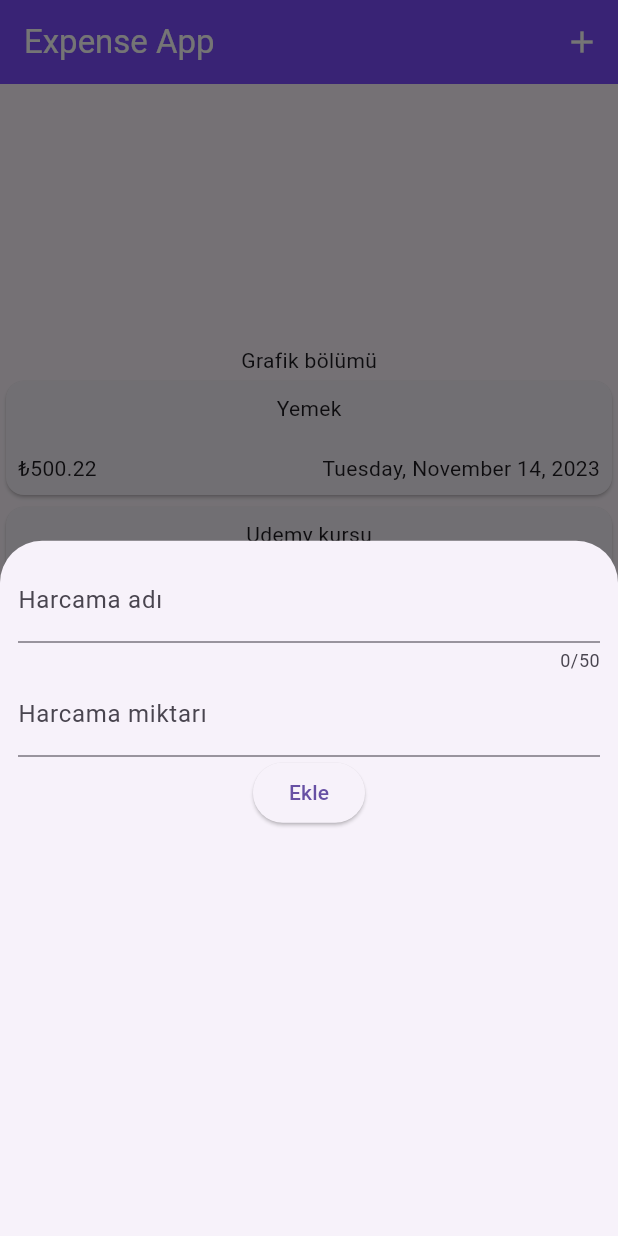
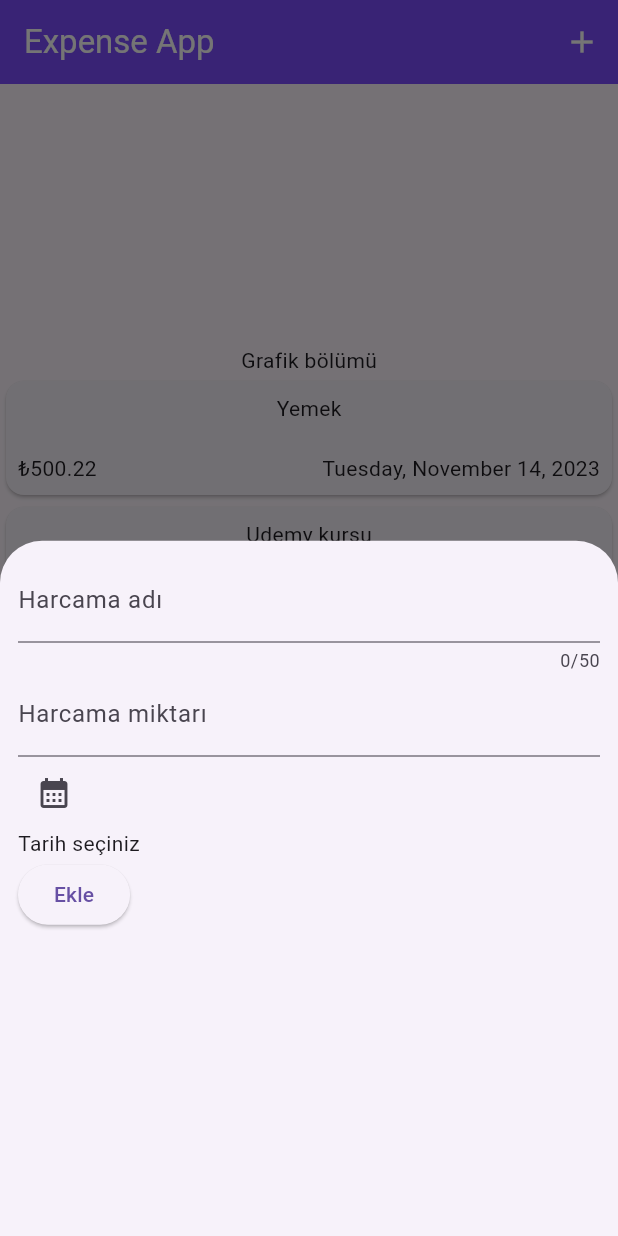
Before and after one commit to berkeercin/tobeto-expenseapp, a Flutter app: the screen it shows after launch, after a tap on the "add" icon, on a phone screen of 412 x 824 dp. Run offline on Flutter 3.47's test engine with Material 2 defaults, Android fonts, the phone set to English and light mode, and no system bars.

Commit message:
14.11.2023 tarihli workshop ödevi.

```diff
--- a/lib/main.dart
+++ b/lib/main.dart
@@ -1,4 +1,3 @@
-import 'package:expenseapp/pages/expenses_page.dart';
 import 'package:expenseapp/pages/main_page.dart';
 import 'package:flutter/material.dart';
 
@@ -6,6 +5,3 @@ void main() {
   runApp(MaterialApp(
       theme: ThemeData(useMaterial3: true), home: const MainPage()));
 }
-
-
-// modelleme
--- a/lib/pages/main_page.dart
+++ b/lib/pages/main_page.dart
@@ -1,3 +1,5 @@
+// ignore_for_file: library_private_types_in_public_api
+
 import 'package:expenseapp/pages/expenses_page.dart';
 import 'package:expenseapp/widgets/new_expense.dart';
 import 'package:flutter/material.dart';
@@ -23,7 +25,7 @@ class _MainPageState extends State<MainPage> {
                 showModalBottomSheet(
                     context: context,
                     builder: (ctx) {
-                      return NewExpense();
+                      return const NewExpense();
                     });
               },
               icon: const Icon(Icons.add))
--- a/lib/widgets/expense_item.dart
+++ b/lib/widgets/expense_item.dart
@@ -20,8 +20,7 @@ class ExpenseItem extends StatelessWidget {
               children: [
                 Text("₺${expense.price.toStringAsFixed(2)}"),
                 const Spacer(),
-                Text(DateFormat.yMMMMEEEEd()
-                    .format(expense.date)) // TODO: Format Date
+                Text(DateFormat.yMMMMEEEEd().format(expense.date))
               ],
             )
           ],
--- a/lib/widgets/new_expense.dart
+++ b/lib/widgets/new_expense.dart
@@ -1,4 +1,7 @@
+// ignore_for_file: library_private_types_in_public_api
+
 import 'package:flutter/material.dart';
+import 'package:intl/intl.dart';
 
 class NewExpense extends StatefulWidget {
   const NewExpense({Key? key}) : super(key: key);
@@ -8,31 +11,55 @@ class NewExpense extends StatefulWidget {
 }
 
 class _NewExpenseState extends State<NewExpense> {
-  var _expenseNameController = TextEditingController();
-  var _expensePriceControler = TextEditingController();
+  final _expenseNameController = TextEditingController();
+  final _expensePriceControler = TextEditingController();
+  String dateText = "Tarih seçiniz";
   @override
   Widget build(BuildContext context) {
-    return Container(
+    return SizedBox(
       height: double.infinity,
       width: double.infinity,
       child: Padding(
         padding: const EdgeInsets.all(12.0),
         child: Column(
+          crossAxisAlignment: CrossAxisAlignment.start,
           children: [
             TextField(
               controller: _expenseNameController,
               maxLength: 50,
-              decoration: InputDecoration(labelText: "Harcama adı"),
+              decoration: const InputDecoration(labelText: "Harcama adı"),
             ),
             TextField(
               controller: _expensePriceControler,
               keyboardType: TextInputType.number,
-              decoration: InputDecoration(labelText: "Harcama miktarı"),
+              decoration: const InputDecoration(labelText: "Harcama miktarı"),
             ),
+            IconButton(
+                padding: EdgeInsets.zero,
+                onPressed: () async {
+                  DateTime now = DateTime.now();
+                  DateTime year = checkDate();
+                  DateTime? selected = await showDatePicker(
+                      context: context,
+                      initialDate: now,
+                      firstDate: year,
+                      lastDate: now);
+                  setState(() {
+                    if (selected == null) {
+                      dateText = "Lütfen geçerli bir tarih giriniz";
+                    } else {
+                      DateTime originalDate = selected;
+                      String fixedDate = DateFormat.yMd().format(originalDate);
+                      dateText = fixedDate;
+                    }
+                  });
+                },
+                icon: const Icon(Icons.calendar_month)),
+            Text(dateText),
             ElevatedButton(
                 onPressed: () {
                   print(
-                      "Kaydedilen değer: ${_expenseNameController.text} ${_expensePriceControler.text}");
+                      "Kaydedilen değer: ${_expenseNameController.text} ${_expensePriceControler.text}, $dateText");
                 },
                 child: const Text("Ekle"))
           ],
@@ -41,3 +68,10 @@ class _NewExpenseState extends State<NewExpense> {
     );
   }
 }
+
+DateTime checkDate() {
+  final now = DateTime.now();
+  final yearcheck = now.add(const Duration(days: -365, hours: -6));
+
+  return yearcheck;
+}
```
Also changed, not shown: 1 other file.
